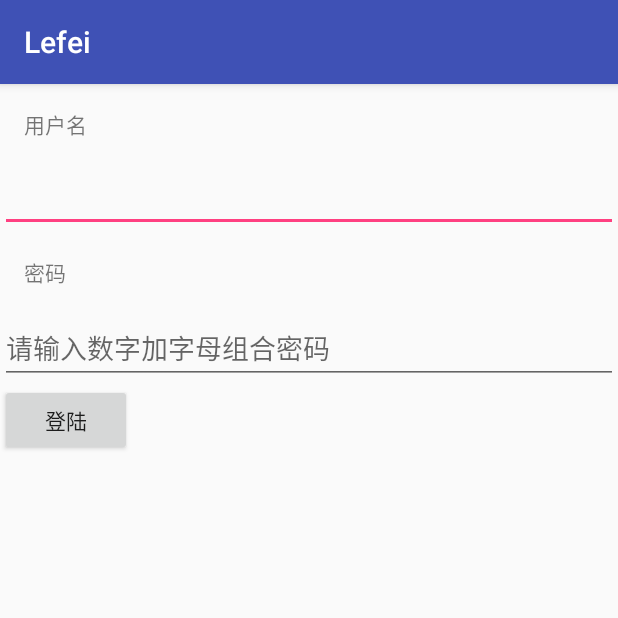
After one commit to mylvcs/Lefei2.0, an Android app: the LoginActivity screen opened directly, with no data from a screen before it, on a phone screen of 412 x 824 dp, the top half of it. The commit adds this screen. Run offline under Robolectric (Android 15) with nearby library versions, the phone set to English and light mode, and no system bars; 1 statement that could not run was skipped.

Commit message:
R again sucks

```diff
--- a/app/src/main/AndroidManifest.xml
+++ b/app/src/main/AndroidManifest.xml
@@ -1,6 +1,8 @@
 <?xml version="1.0" encoding="utf-8"?>
 <manifest xmlns:android="http://schemas.android.com/apk/res/android"
     package="com.example.cslab.lefei">
+    <uses-sdk android:minSdkVersion="7"  android:targetSdkVersion="18" />
+    <activity android:theme="@style/Theme.AppCompat.Light"/>
 
     <application
         android:allowBackup="true"
@@ -12,10 +14,13 @@
         </activity>
         <activity android:name=".SearchFlightActivity">
             <intent-filter>
-                <action android:name="android.intent.action.MAIN" />
+            </intent-filter>
+        </activity>
+        <activity android:name=".LoginActivity">
+            intent-filter>
+            <action android:name="android.intent.action.MAIN" />
 
-                <category android:name="android.intent.category.LAUNCHER" ></category>
-            </intent-filter>
+            <category android:name="android.intent.category.LAUNCHER" ></category>
         </activity>
     </application>
 
--- /dev/null
+++ b/app/src/main/java/com/example/cslab/lefei/LoginActivity.java
@@ -0,0 +1,30 @@
+package com.example.cslab.lefei;
+
+import android.content.Intent;
+import android.os.Bundle;
+import android.support.annotation.Nullable;
+import android.support.v7.app.AppCompatActivity;
+import android.view.View;
+import android.widget.Button;
+
+/**
+ * Created by CSLab on 2018/1/14.
+ */
+
+public class LoginActivity extends AppCompatActivity{
+    private Button mButton;
+
+
+    @Override
+    protected void onCreate(@Nullable Bundle savedInstanceState) {
+        super.onCreate(savedInstanceState);
+        setContentView(R.layout.login_activity);
+        mButton.setOnClickListener(new View.OnClickListener() {
+                                       @Override
+                                       public void onClick(View view) {
+                                           Intent intent = new Intent(LoginActivity.this,SearchFlightActivity.class);
+                                       }
+                                   }
+        );
+    }
+}
--- a/app/src/main/java/com/nuaa/wmy/lefei/MainActivity.java
+++ /dev/null
@@ -1,13 +0,0 @@
-package com.nuaa.wmy.lefei;
-
-import android.support.v7.app.AppCompatActivity;
-import android.os.Bundle;
-
-public class MainActivity extends AppCompatActivity {
-
-    @Override
-    protected void onCreate(Bundle savedInstanceState) {
-        super.onCreate(savedInstanceState);
-        setContentView(R.layout.activity_main);
-    }
-}
--- a/app/src/main/res/layout/activity_main.xml
+++ b/app/src/main/res/layout/activity_main.xml
@@ -1,4 +1,5 @@
 <?xml version="1.0" encoding="utf-8"?>
+
 <RelativeLayout xmlns:android="http://schemas.android.com/apk/res/android"
     xmlns:tools="http://schemas.android.com/tools"
     android:id="@+id/activity_main"
@@ -10,6 +11,7 @@
     android:paddingTop="@dimen/activity_vertical_margin"
     tools:context="com.example.cslab.lefei.MainActivity">
 
+
     <TextView
         android:layout_width="wrap_content"
         android:layout_height="wrap_content"
--- /dev/null
+++ b/app/src/main/res/layout/login_activity.xml
@@ -0,0 +1,36 @@
+<?xml version="1.0" encoding="utf-8"?>
+<LinearLayout xmlns:android="http://schemas.android.com/apk/res/android"
+    android:orientation="vertical"
+    android:layout_width="match_parent"
+    android:layout_height="match_parent">
+
+    <TextView
+        android:layout_width="wrap_content"
+        android:layout_height="wrap_content"
+        android:text="@string/用户名"
+        android:padding="16dp"/>
+
+    <EditText
+        android:layout_width="match_parent"
+        android:layout_height="wrap_content" />
+
+    <TextView
+        android:layout_width="wrap_content"
+        android:layout_height="wrap_content"
+        android:text="@string/密码"
+        android:padding="16dp"
+        android:id="@+id/textView" />
+
+    <EditText
+        android:layout_width="match_parent"
+        android:layout_height="wrap_content"
+        android:hint="请输入数字加字母组合密码"/>
+
+    <Button
+        android:id="@+id/login_button"
+        android:layout_width="wrap_content"
+        android:layout_height="wrap_content"
+        android:text="登陆"/>
+
+
+</LinearLayout>
--- a/app/src/main/res/values/strings.xml
+++ b/app/src/main/res/values/strings.xml
@@ -1,4 +1,6 @@
 <resources>
     <string name="app_name">Lefei</string>
     <string name="Search">Search</string>
+    <string name="用户名">用户名</string>
+    <string name="密码">密码</string>
 </resources>
```
